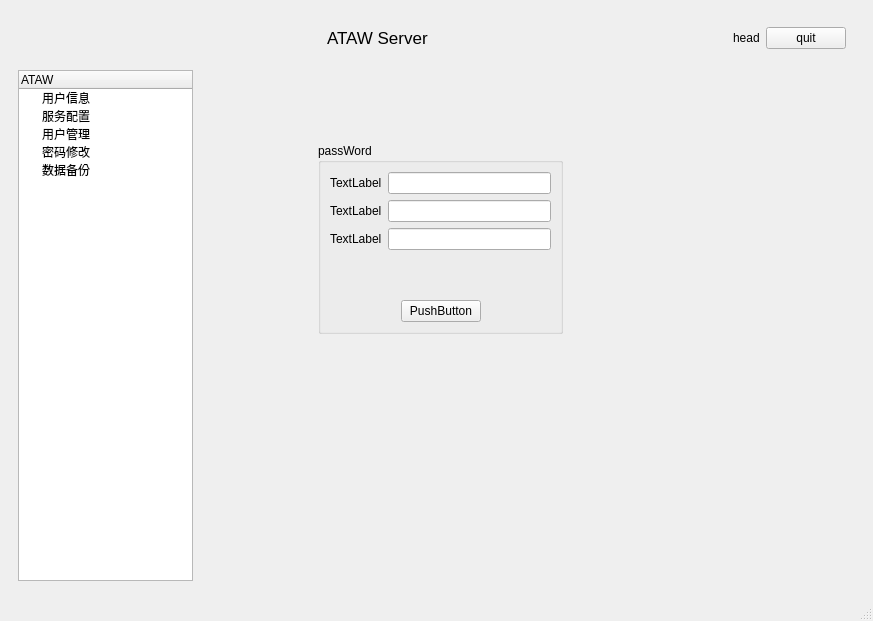
The window that chat_server/mainwindow.ui (OY-YH/ATAW-Chat) describes before a commit, drawn with Qt 5.
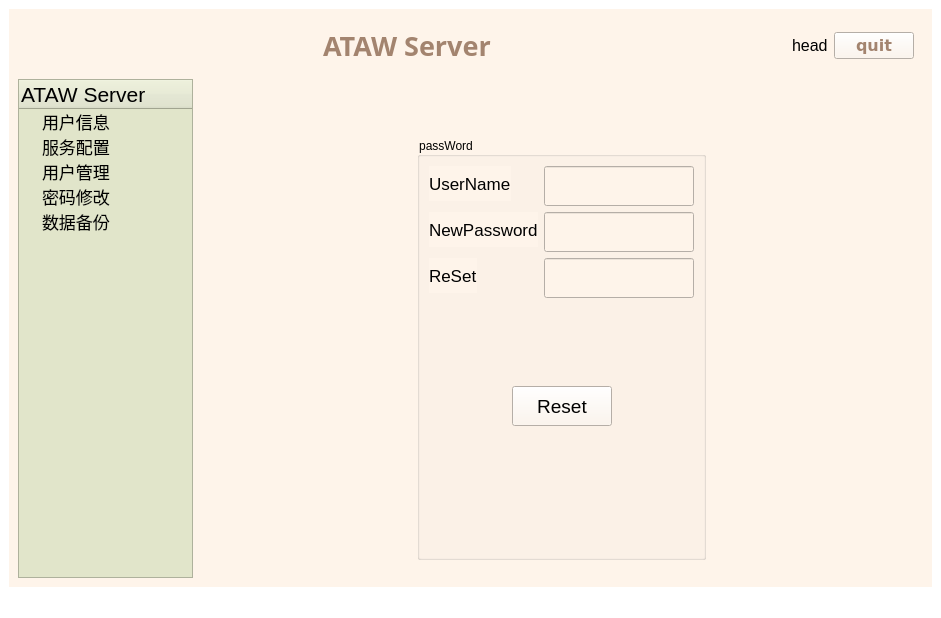
The same window after the commit. The open tabs and pages were chosen to show the change. Icons and pictures are not drawn. Custom widgets are drawn as their Qt base class.

Commit message: 服务器端（ATAW_Server-1.0)已经成形，优化了界面以及将添加、创建群聊等功能解析

What changed in the file:
```diff
--- a/chat_server/mainwindow.ui
+++ b/chat_server/mainwindow.ui
@@ -6,17 +6,23 @@
    <rect>
     <x>0</x>
     <y>0</y>
-    <width>873</width>
-    <height>621</height>
+    <width>941</width>
+    <height>618</height>
    </rect>
   </property>
   <property name="windowTitle">
    <string>ATAW Server</string>
   </property>
+  <property name="styleSheet">
+   <string notr="true">background-color: rgb(255, 255, 255);</string>
+  </property>
   <widget class="QWidget" name="centralwidget">
    <layout class="QGridLayout" name="gridLayout_7">
     <item row="0" column="0">
      <widget class="QStackedWidget" name="stackedWidgetMain">
+      <property name="styleSheet">
+       <string notr="true">background-color: rgb(254, 244, 234);</string>
+      </property>
       <property name="currentIndex">
        <number>1</number>
       </property>
@@ -206,8 +212,186 @@
       </widget>
       <widget class="QWidget" name="MainWidget">
        <layout class="QGridLayout" name="gridLayout_8">
-        <item row="1" column="1" rowspan="2">
+        <item row="2" column="0">
+         <widget class="QTreeWidget" name="treeWidget">
+          <property name="minimumSize">
+           <size>
+            <width>175</width>
+            <height>0</height>
+           </size>
+          </property>
+          <property name="maximumSize">
+           <size>
+            <width>175</width>
+            <height>16777215</height>
+           </size>
+          </property>
+          <property name="styleSheet">
+           <string notr="true">background-color: rgb(225, 229, 202);
+</string>
+          </property>
+          <column>
+           <property name="text">
+            <string notr="true">ATAW Server</string>
+           </property>
+           <property name="font">
+            <font>
+             <pointsize>16</pointsize>
+             <bold>false</bold>
+            </font>
+           </property>
+          </column>
+          <item>
+           <property name="text">
+            <string>用户信息</string>
+           </property>
+           <property name="font">
+            <font>
+             <family>Noto Sans Adlam</family>
+             <pointsize>13</pointsize>
+            </font>
+           </property>
+           <property name="background">
+            <brush brushstyle="NoBrush">
+             <color alpha="255">
+              <red>255</red>
+              <green>255</green>
+              <blue>255</blue>
+             </color>
+            </brush>
+           </property>
+          </item>
+          <item>
+           <property name="text">
+            <string>服务配置</string>
+           </property>
+           <property name="font">
+            <font>
+             <pointsize>13</pointsize>
+            </font>
+           </property>
+          </item>
+          <item>
+           <property name="text">
+            <string>用户管理</string>
+           </property>
+           <property name="font">
+            <font>
+             <pointsize>13</pointsize>
+            </font>
+           </property>
+          </item>
+          <item>
+           <property name="text">
+            <string>密码修改</string>
+           </property>
+           <property name="font">
+            <font>
+             <pointsize>13</pointsize>
+            </font>
+           </property>
+          </item>
+          <item>
+           <property name="text">
+            <string>数据备份</string>
+           </property>
+           <property name="font">
+            <font>
+             <pointsize>13</pointsize>
+            </font>
+           </property>
+          </item>
+         </widget>
+        </item>
+        <item row="0" column="0" colspan="2">
+         <widget class="QWidget" name="widget_3" native="true">
+          <property name="minimumSize">
+           <size>
+            <width>0</width>
+            <height>35</height>
+           </size>
+          </property>
+          <property name="font">
+           <font>
+            <pointsize>12</pointsize>
+           </font>
+          </property>
+          <layout class="QGridLayout" name="gridLayout_2">
+           <item row="0" column="2">
+            <spacer name="horizontalSpacer_6">
+             <property name="orientation">
+              <enum>Qt::Horizontal</enum>
+             </property>
+             <property name="sizeHint" stdset="0">
+              <size>
+               <width>40</width>
+               <height>20</height>
+              </size>
+             </property>
+            </spacer>
+           </item>
+           <item row="0" column="1">
+            <widget class="QLabel" name="label_4">
+             <property name="font">
+              <font>
+               <family>TSCu_Times</family>
+               <pointsize>20</pointsize>
+               <bold>true</bold>
+              </font>
+             </property>
+             <property name="styleSheet">
+              <string notr="true">color: rgb(163, 132, 111);</string>
+             </property>
+             <property name="text">
+              <string>ATAW Server</string>
+             </property>
+            </widget>
+           </item>
+           <item row="0" column="3">
+            <widget class="QLabel" name="label">
+             <property name="text">
+              <string>head</string>
+             </property>
+            </widget>
+           </item>
+           <item row="0" column="4">
+            <widget class="QPushButton" name="btn_quit">
+             <property name="font">
+              <font>
+               <family>Verdana</family>
+               <pointsize>12</pointsize>
+               <bold>true</bold>
+              </font>
+             </property>
+             <property name="styleSheet">
+              <string notr="true">color: rgb(163, 132, 111);</string>
+             </property>
+             <property name="text">
+              <string>quit</string>
+             </property>
+            </widget>
+           </item>
+           <item row="0" column="0">
+            <spacer name="horizontalSpacer_7">
+             <property name="orientation">
+              <enum>Qt::Horizontal</enum>
+             </property>
+             <property name="sizeHint" stdset="0">
+              <size>
+               <width>40</width>
+               <height>20</height>
+              </size>
+             </property>
+            </spacer>
+           </item>
+          </layout>
+         </widget>
+        </item>
+        <item row="2" column="1">
          <widget class="QWidget" name="widget_4" native="true">
+          <property name="styleSheet">
+           <string notr="true"/>
+          </property>
           <layout class="QGridLayout" name="gridLayout_6">
            <item row="0" column="0">
             <widget class="AnimationStackedWidget" name="stackedWidget">
@@ -364,15 +548,35 @@
               </widget>
              </widget>
              <widget class="QWidget" name="page_4">
+              <layout class="QGridLayout" name="gridLayout_17">
+               <item row="1" column="2">
+                <spacer name="horizontalSpacer_9">
+                 <property name="orientation">
+                  <enum>Qt::Horizontal</enum>
+                 </property>
+                 <property name="sizeHint" stdset="0">
+                  <size>
+                   <width>40</width>
+                   <height>20</height>
+                  </size>
+                 </property>
+                </spacer>
+               </item>
+               <item row="1" column="0">
+                <spacer name="horizontalSpacer_8">
+                 <property name="orientation">
+                  <enum>Qt::Horizontal</enum>
+                 </property>
+                 <property name="sizeHint" stdset="0">
+                  <size>
+                   <width>40</width>
+                   <height>20</height>
+                  </size>
+                 </property>
+                </spacer>
+               </item>
+               <item row="1" column="1">
               <widget class="QGroupBox" name="groupBox_3">
-               <property name="geometry">
-                <rect>
-                 <x>110</x>
-                 <y>70</y>
-                 <width>245</width>
-                 <height>191</height>
-                </rect>
-               </property>
                <property name="title">
                 <string>passWord</string>
                </property>
@@ -381,37 +585,89 @@
                  <layout class="QFormLayout" name="formLayout">
                   <item row="0" column="0">
                    <widget class="QLabel" name="label_10">
+                      <property name="font">
+                       <font>
+                        <pointsize>13</pointsize>
+                       </font>
+                      </property>
                     <property name="text">
-                     <string>TextLabel</string>
+                       <string>UserName</string>
                     </property>
                    </widget>
                   </item>
                   <item row="1" column="0">
                    <widget class="QLabel" name="label_11">
+                      <property name="font">
+                       <font>
+                        <pointsize>13</pointsize>
+                       </font>
+                      </property>
                     <property name="text">
-                     <string>TextLabel</string>
+                       <string>NewPassword</string>
                     </property>
                    </widget>
                   </item>
                   <item row="2" column="0">
                    <widget class="QLabel" name="label_12">
+                      <property name="font">
+                       <font>
+                        <pointsize>13</pointsize>
+                       </font>
+                      </property>
                     <property name="text">
-                     <string>TextLabel</string>
+                       <string>ReSet</string>
                     </property>
                    </widget>
                   </item>
                   <item row="0" column="1">
-                   <widget class="QLineEdit" name="lineEdit_6"/>
+                     <widget class="QLineEdit" name="lineEdit_6">
+                      <property name="minimumSize">
+                       <size>
+                        <width>150</width>
+                        <height>40</height>
+                       </size>
+                      </property>
+                     </widget>
                   </item>
                   <item row="1" column="1">
-                   <widget class="QLineEdit" name="lineEdit_7"/>
+                     <widget class="QLineEdit" name="lineEdit_7">
+                      <property name="minimumSize">
+                       <size>
+                        <width>150</width>
+                        <height>40</height>
+                       </size>
+                      </property>
+                     </widget>
                   </item>
                   <item row="2" column="1">
-                   <widget class="QLineEdit" name="lineEdit_8"/>
+                     <widget class="QLineEdit" name="lineEdit_8">
+                      <property name="minimumSize">
+                       <size>
+                        <width>150</width>
+                        <height>40</height>
+                       </size>
+                      </property>
+                     </widget>
                   </item>
                  </layout>
                 </item>
-                <item row="1" column="0">
+                  <item row="3" column="0">
+                   <spacer name="verticalSpacer_9">
+                    <property name="orientation">
+                     <enum>Qt::Vertical</enum>
+                    </property>
+                    <property name="sizeType">
+                     <enum>QSizePolicy::Maximum</enum>
+                    </property>
+                    <property name="sizeHint" stdset="0">
+                     <size>
+                      <width>20</width>
+                      <height>122</height>
+                     </size>
+                    </property>
+                   </spacer>
+                  </item>
+                  <item row="2" column="0">
                  <layout class="QGridLayout" name="gridLayout_10">
                   <item row="0" column="0">
                    <spacer name="horizontalSpacer_3">
@@ -428,8 +684,19 @@
                   </item>
                   <item row="0" column="1">
                    <widget class="QPushButton" name="pushButton_6">
+                      <property name="minimumSize">
+                       <size>
+                        <width>100</width>
+                        <height>40</height>
+                       </size>
+                      </property>
+                      <property name="font">
+                       <font>
+                        <pointsize>14</pointsize>
+                       </font>
+                      </property>
                     <property name="text">
-                     <string>PushButton</string>
+                       <string>Reset</string>
                     </property>
                    </widget>
                   </item>
@@ -448,8 +715,42 @@
                   </item>
                  </layout>
                 </item>
-               </layout>
-              </widget>
+                  <item row="1" column="0">
+                   <spacer name="verticalSpacer_10">
+                    <property name="orientation">
+                     <enum>Qt::Vertical</enum>
+                    </property>
+                    <property name="sizeType">
+                     <enum>QSizePolicy::Maximum</enum>
+                    </property>
+                    <property name="sizeHint" stdset="0">
+                     <size>
+                      <width>20</width>
+                      <height>40</height>
+                     </size>
+                    </property>
+                   </spacer>
+                  </item>
+                 </layout>
+                </widget>
+               </item>
+               <item row="0" column="1">
+                <spacer name="verticalSpacer_11">
+                 <property name="orientation">
+                  <enum>Qt::Vertical</enum>
+                 </property>
+                 <property name="sizeType">
+                  <enum>QSizePolicy::Maximum</enum>
+                 </property>
+                 <property name="sizeHint" stdset="0">
+                  <size>
+                   <width>20</width>
+                   <height>40</height>
+                  </size>
+                 </property>
+                </spacer>
+               </item>
+              </layout>
              </widget>
              <widget class="QWidget" name="page_5">
               <layout class="QGridLayout" name="gridLayout_12">
@@ -521,119 +822,9 @@
           </layout>
          </widget>
         </item>
-        <item row="2" column="0">
-         <widget class="QTreeWidget" name="treeWidget">
-          <property name="minimumSize">
-           <size>
-            <width>175</width>
-            <height>0</height>
-           </size>
-          </property>
-          <property name="maximumSize">
-           <size>
-            <width>175</width>
-            <height>16777215</height>
-           </size>
-          </property>
-          <column>
-           <property name="text">
-            <string>ATAW</string>
-           </property>
-          </column>
-          <item>
-           <property name="text">
-            <string>用户信息</string>
-           </property>
-          </item>
-          <item>
-           <property name="text">
-            <string>服务配置</string>
-           </property>
-          </item>
-          <item>
-           <property name="text">
-            <string>用户管理</string>
-           </property>
-          </item>
-          <item>
-           <property name="text">
-            <string>密码修改</string>
-           </property>
-          </item>
-          <item>
-           <property name="text">
-            <string>数据备份</string>
-           </property>
-          </item>
-         </widget>
-        </item>
-        <item row="0" column="0" colspan="2">
-         <widget class="QWidget" name="widget_3" native="true">
-          <property name="minimumSize">
-           <size>
-            <width>0</width>
-            <height>35</height>
-           </size>
-          </property>
-          <layout class="QGridLayout" name="gridLayout_2">
-           <item row="0" column="2">
-            <spacer name="horizontalSpacer_6">
-             <property name="orientation">
-              <enum>Qt::Horizontal</enum>
-             </property>
-             <property name="sizeHint" stdset="0">
-              <size>
-               <width>40</width>
-               <height>20</height>
-              </size>
-             </property>
-            </spacer>
-           </item>
-           <item row="0" column="1">
-            <widget class="QLabel" name="label_4">
-             <property name="font">
-              <font>
-               <pointsize>13</pointsize>
-              </font>
-             </property>
-             <property name="text">
-              <string>ATAW Server</string>
-             </property>
-            </widget>
-           </item>
-           <item row="0" column="3">
-            <widget class="QLabel" name="label">
-             <property name="text">
-              <string>head</string>
-             </property>
-            </widget>
-           </item>
-           <item row="0" column="4">
-            <widget class="QPushButton" name="btn_quit">
-             <property name="text">
-              <string>quit</string>
-             </property>
-            </widget>
-           </item>
-           <item row="0" column="0">
-            <spacer name="horizontalSpacer_7">
-             <property name="orientation">
-              <enum>Qt::Horizontal</enum>
-             </property>
-             <property name="sizeHint" stdset="0">
-              <size>
-               <width>40</width>
-               <height>20</height>
-              </size>
-             </property>
-            </spacer>
-           </item>
-          </layout>
-         </widget>
-        </item>
-       </layout>
-      </widget>
-     </widget>
+       </layout>
+      </widget>
+     </widget>
     </item>
    </layout>
   </widget>
```
Left out of the diff: 442 changed lines with no effect on the pictures. Lines whose indentation alone changed are shown as unchanged. The commit also changes 6 other files.
